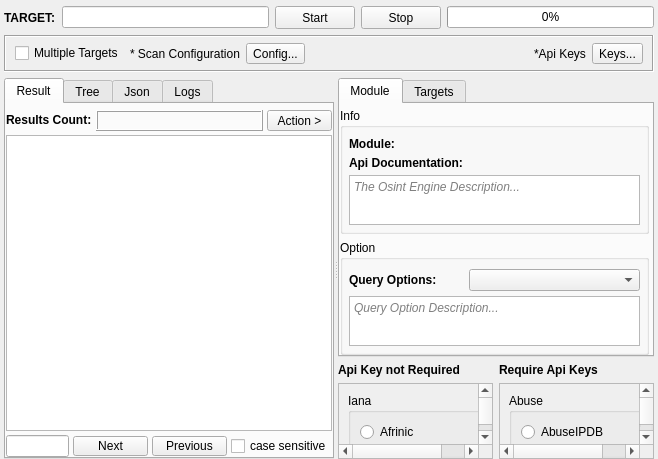
3nock/OTE, file sub3suite/src/engines/raw/Raw.ui: the form before one commit.
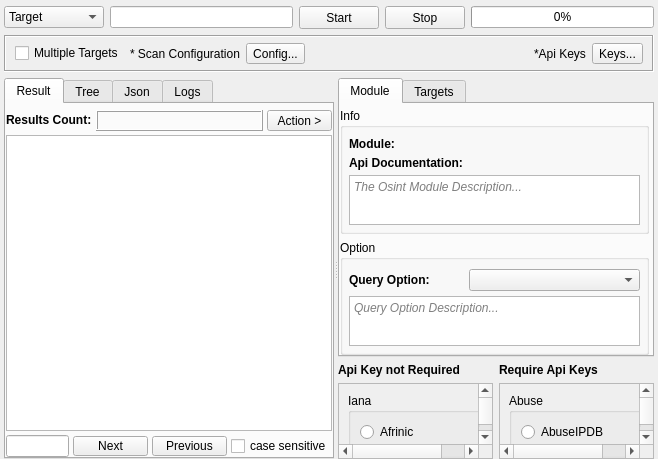
The form after the commit. Custom widgets are drawn as their Qt base class.

The edit to the form file:
```diff
--- a/sub3suite/src/engines/raw/Raw.ui
+++ b/sub3suite/src/engines/raw/Raw.ui
@@ -29,16 +29,18 @@
    <item>
     <layout class="QHBoxLayout" name="horizontalLayout">
      <item>
-      <widget class="QLabel" name="labelTarget">
-       <property name="font">
-        <font>
-         <weight>75</weight>
-         <bold>true</bold>
-        </font>
+      <widget class="QComboBox" name="comboBox">
+       <property name="minimumSize">
+        <size>
+         <width>100</width>
+         <height>0</height>
+        </size>
        </property>
-       <property name="text">
-        <string>TARGET:</string>
-       </property>
+       <item>
+        <property name="text">
+         <string>Target</string>
+        </property>
+       </item>
       </widget>
      </item>
      <item>
@@ -652,7 +654,7 @@
                  <bool>true</bool>
                 </property>
                 <property name="placeholderText">
-                 <string>The Osint Engine Description...</string>
+                 <string>The Osint Module Description...</string>
                 </property>
                </widget>
               </item>
@@ -703,7 +705,7 @@
                    </font>
                   </property>
                   <property name="text">
-                   <string>Query Options:</string>
+                   <string>Query Option:</string>
                   </property>
                  </widget>
                 </item>
```
